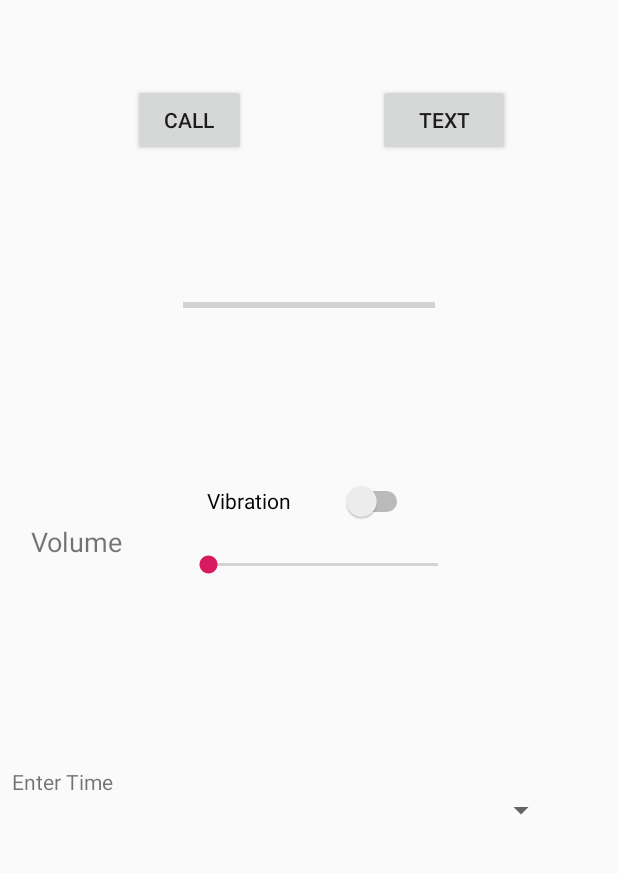
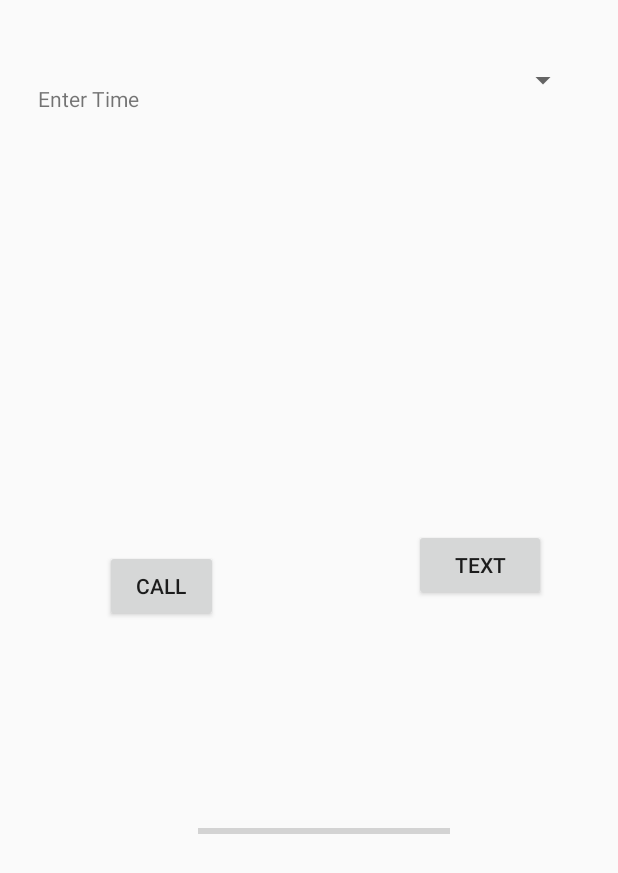
Before and after one commit to AHHHHHHHHHH/getmeout-, an Android app: the screen it shows after launch (MainActivity), on a phone screen of 412 x 824 dp. Shown: the top 873 px of the screen. Run offline under Robolectric (Android 15) with nearby library versions, the phone set to English and light mode, and no system bars; Roboto replaces fonts that are not available here.

Commit message:
optimized ui, wrote a little logic for the call button and generally fixed shit

```diff
--- a/app/src/main/res/layout/activity_main.xml
+++ b/app/src/main/res/layout/activity_main.xml
@@ -6,84 +6,35 @@
     android:layout_height="match_parent"
     tools:context=".MainActivity">
 
-    <TextView
-        android:id="@+id/textView3"
-        android:layout_width="67dp"
-        android:layout_height="34dp"
-        android:layout_marginStart="8dp"
-        android:layout_marginLeft="8dp"
-        android:layout_marginTop="8dp"
-        android:layout_marginEnd="8dp"
-        android:layout_marginRight="8dp"
-        android:layout_marginBottom="8dp"
-        android:text="Volume"
-        android:textSize="18sp"
-        app:layout_constraintBottom_toBottomOf="parent"
-        app:layout_constraintEnd_toStartOf="@+id/seekBar2"
-        app:layout_constraintHorizontal_bias="0.32"
-        app:layout_constraintStart_toStartOf="parent"
-        app:layout_constraintTop_toBottomOf="@+id/progressBar"
-        app:layout_constraintVertical_bias="0.177" />
-
-    <SeekBar
-        android:id="@+id/seekBar2"
-        android:layout_width="185dp"
-        android:layout_height="34dp"
-        android:layout_marginStart="8dp"
-        android:layout_marginLeft="8dp"
-        android:layout_marginTop="8dp"
-        android:layout_marginBottom="44dp"
-        app:layout_constraintBottom_toBottomOf="parent"
-        app:layout_constraintEnd_toEndOf="parent"
-        app:layout_constraintHorizontal_bias="0.523"
-        app:layout_constraintStart_toStartOf="parent"
-        app:layout_constraintTop_toBottomOf="@+id/progressBar"
-        app:layout_constraintVertical_bias="0.213" />
-
-    <Switch
-        android:id="@+id/switch3"
-        android:layout_width="137dp"
-        android:layout_height="36dp"
-        android:layout_marginStart="8dp"
-        android:layout_marginLeft="8dp"
-        android:layout_marginEnd="8dp"
-        android:layout_marginRight="8dp"
-        android:layout_marginBottom="8dp"
-        android:text="Vibration"
-        app:layout_constraintBottom_toTopOf="@+id/seekBar2"
-        app:layout_constraintEnd_toEndOf="parent"
-        app:layout_constraintHorizontal_bias="0.502"
-        app:layout_constraintStart_toStartOf="parent" />
-
     <Button
         android:id="@+id/button"
         android:layout_width="75dp"
         android:layout_height="wrap_content"
         android:layout_marginStart="8dp"
-        android:layout_marginLeft="8dp"
         android:layout_marginTop="8dp"
         android:layout_marginEnd="8dp"
-        android:layout_marginRight="8dp"
         android:layout_marginBottom="8dp"
         android:onClick="buttonOnClick"
         android:text="CALL"
         app:layout_constraintBottom_toTopOf="@+id/progressBar"
         app:layout_constraintEnd_toStartOf="@+id/button2"
+        app:layout_constraintHorizontal_bias="0.337"
         app:layout_constraintStart_toStartOf="parent"
-        app:layout_constraintTop_toTopOf="parent" />
+        app:layout_constraintTop_toBottomOf="@+id/textView4"
+        app:layout_constraintVertical_bias="0.76" />
 
     <Button
         android:id="@+id/button2"
         android:layout_width="wrap_content"
         android:layout_height="wrap_content"
         android:layout_marginTop="8dp"
-        android:layout_marginEnd="72dp"
-        android:layout_marginRight="72dp"
+        android:layout_marginEnd="48dp"
         android:layout_marginBottom="8dp"
         android:text="TEXT"
         app:layout_constraintBottom_toTopOf="@+id/progressBar"
         app:layout_constraintEnd_toEndOf="parent"
-        app:layout_constraintTop_toTopOf="parent" />
+        app:layout_constraintTop_toBottomOf="@+id/spinner"
+        app:layout_constraintVertical_bias="0.713" />
 
     <ProgressBar
         android:id="@+id/progressBar"
@@ -91,11 +42,12 @@
         android:layout_width="168dp"
         android:layout_height="87dp"
         android:layout_marginStart="8dp"
-        android:layout_marginLeft="8dp"
-        android:layout_marginTop="160dp"
+        android:layout_marginTop="292dp"
         android:layout_marginEnd="8dp"
-        android:layout_marginRight="8dp"
+        android:layout_marginBottom="8dp"
+        app:layout_constraintBottom_toBottomOf="parent"
         app:layout_constraintEnd_toEndOf="parent"
+        app:layout_constraintHorizontal_bias="0.545"
         app:layout_constraintStart_toStartOf="parent"
         app:layout_constraintTop_toTopOf="parent" />
 
@@ -105,26 +57,29 @@
         android:layout_height="24dp"
         android:layout_marginStart="8dp"
         android:layout_marginTop="8dp"
-        android:layout_marginBottom="8dp"
+        android:layout_marginEnd="4dp"
+        android:layout_marginBottom="132dp"
         android:text="Enter Time"
-        app:layout_constraintBottom_toBottomOf="parent"
+        app:layout_constraintBottom_toTopOf="@+id/button2"
+        app:layout_constraintEnd_toStartOf="@+id/spinner"
+        app:layout_constraintHorizontal_bias="0.347"
         app:layout_constraintStart_toStartOf="parent"
-        app:layout_constraintTop_toBottomOf="@+id/textView3"
-        app:layout_constraintVertical_bias="0.301" />
+        app:layout_constraintTop_toTopOf="parent"
+        app:layout_constraintVertical_bias="0.253" />
 
     <Spinner
         android:id="@+id/spinner"
-        android:layout_width="279dp"
-        android:layout_height="31dp"
-        android:layout_marginStart="8dp"
-        android:layout_marginTop="8dp"
+        android:layout_width="247dp"
+        android:layout_height="75dp"
+        android:layout_marginStart="32dp"
+        android:layout_marginTop="16dp"
         android:layout_marginEnd="8dp"
         android:layout_marginBottom="8dp"
-        app:layout_constraintBottom_toBottomOf="parent"
+        app:layout_constraintBottom_toTopOf="@+id/progressBar"
         app:layout_constraintEnd_toEndOf="parent"
-        app:layout_constraintHorizontal_bias="0.0"
-        app:layout_constraintStart_toEndOf="@+id/textView4"
-        app:layout_constraintTop_toBottomOf="@+id/seekBar2"
-        app:layout_constraintVertical_bias="0.321" />
+        app:layout_constraintHorizontal_bias="0.666"
+        app:layout_constraintStart_toStartOf="@+id/button"
+        app:layout_constraintTop_toTopOf="parent"
+        app:layout_constraintVertical_bias="0.0" />
 
 </android.support.constraint.ConstraintLayout>
```
